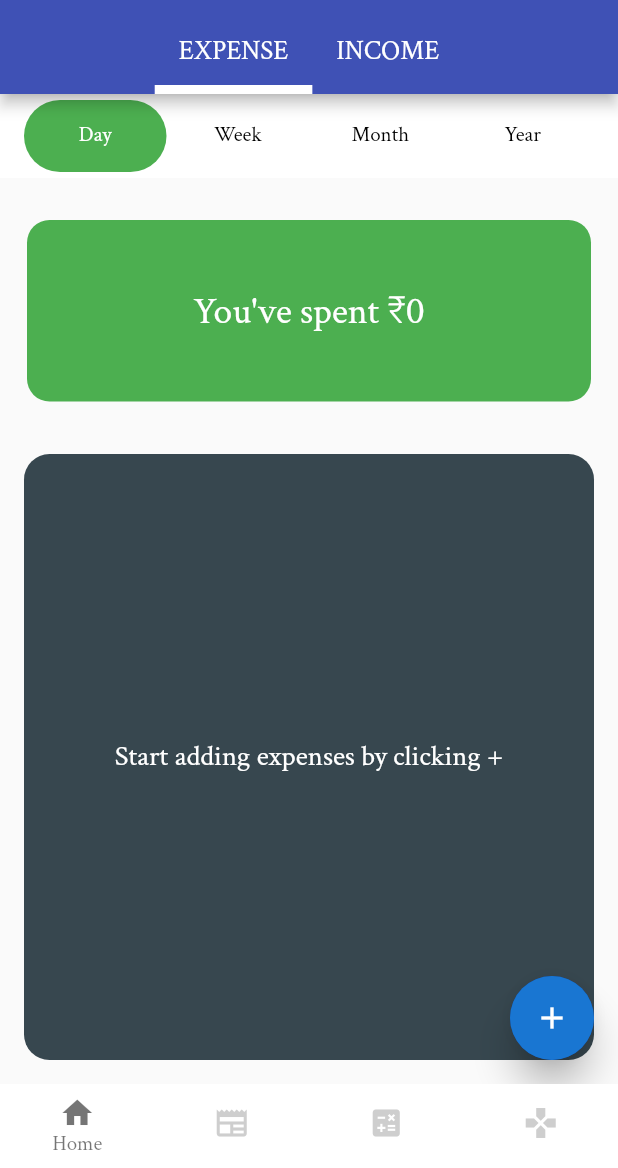
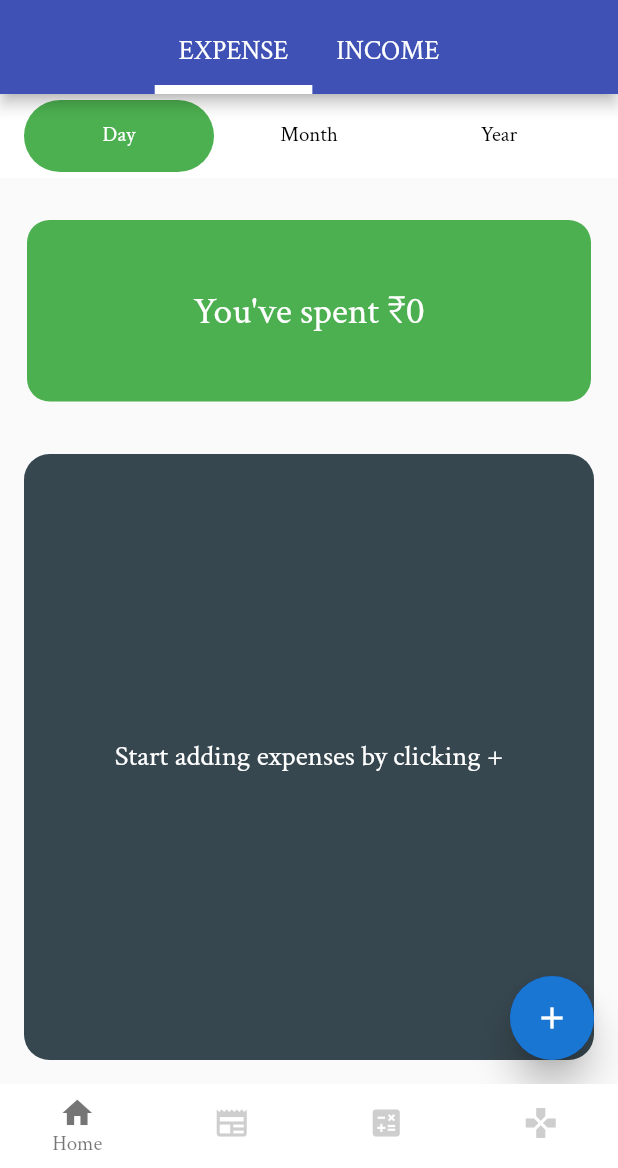
Before and after one commit to aaryan-apte/MyMoney-New, a Flutter app: the screen it shows once a user with an empty profile is signed in, on a phone screen of 412 x 824 dp, the part 68-1236 px from its top. Run offline on Flutter 3.47's test engine with Material 2 defaults, Android fonts, the light colour scheme and no system bars; our stand-ins replace cloud_firestore, email_validator, firebase_auth, firebase_core, firebase_database, percent_indicator; accounts and stored records are empty.

Commit message:
Week removed

```diff
--- a/lib/pages/home_pages/expensetoptabs.dart
+++ b/lib/pages/home_pages/expensetoptabs.dart
@@ -38,7 +38,7 @@
   Widget build(BuildContext context) {
     int amountDay = 25000;
     return DefaultTabController(
-      length: 4,
+      length: 3,
       child: Scaffold(
         appBar: AppBar(
           backgroundColor: Colors.white,
@@ -58,9 +58,6 @@
                 text: 'Day',
               ),
               Tab(
-                text: 'Week',
-              ),
-              Tab(
                 text: 'Month',
               ),
               Tab(
@@ -73,7 +70,6 @@
           controller: _tabController,
           children: [
             ExpenseDayTab(),
-            ExpenseWeekTab(),
             ExpenseMonthTab(),
             ExpenseYearTab(),
           ],
```
